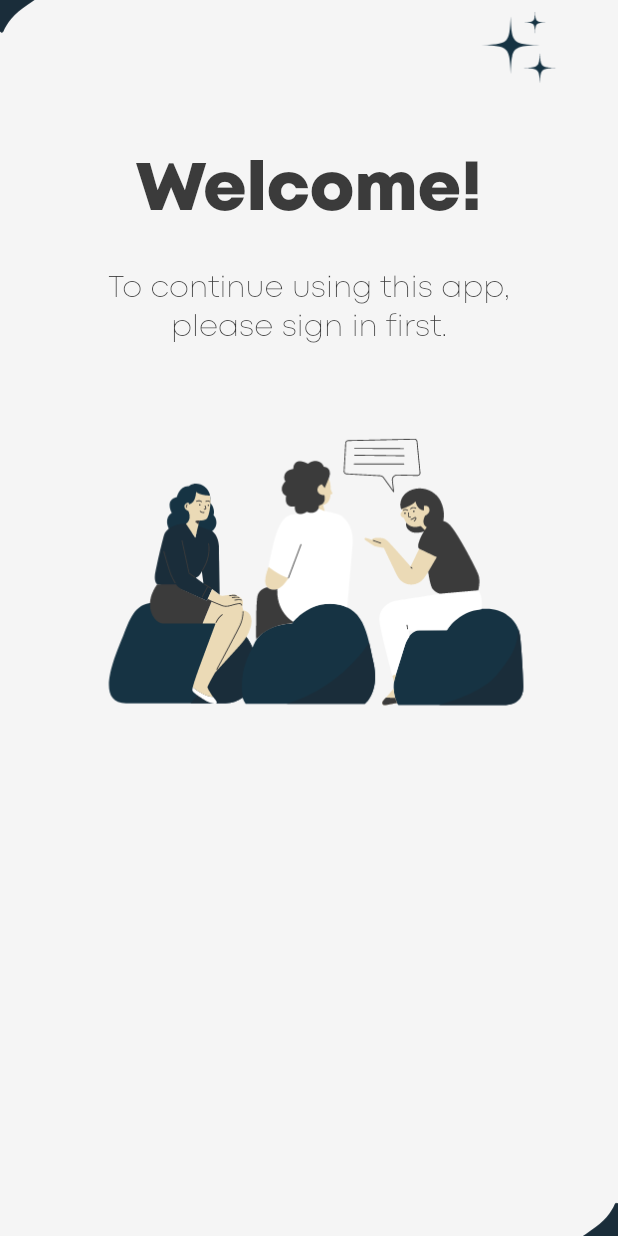
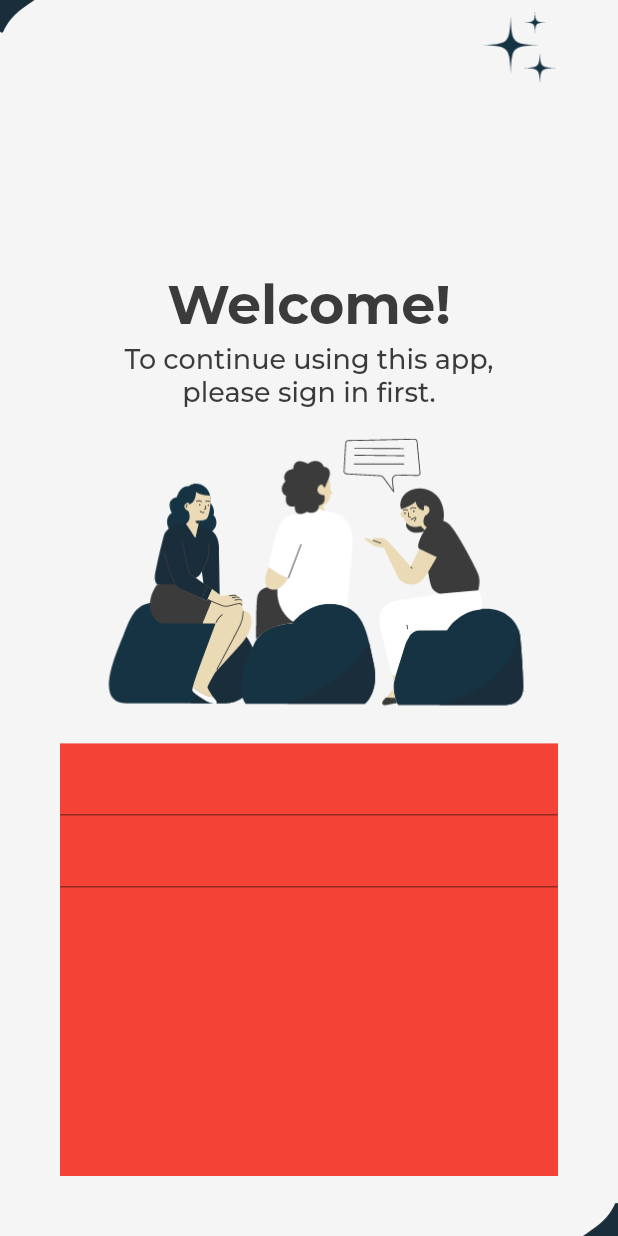
Before and after one commit to efat1531/online_election_system, a Flutter app: the screen it shows after launch, after a tap on "Login", on a phone screen of 412 x 824 dp. Run offline on Flutter 3.47's test engine with Material 2 defaults, Android fonts, the light colour scheme and no system bars; our stand-ins replace google_fonts.

Commit message:
Added google fonts and signin UI- Incomplete

```diff
--- a/lib/screens/loginScreen/login_screen.dart
+++ b/lib/screens/loginScreen/login_screen.dart
@@ -1,10 +1,16 @@
 import 'package:flutter/material.dart';
+import 'package:google_fonts/google_fonts.dart';
 import '../../constants/color_constants.dart';
 
-class LoginScreen extends StatelessWidget {
+class LoginScreen extends StatefulWidget {
   static String routeName = '/login';
   const LoginScreen({super.key});
 
+  @override
+  State<LoginScreen> createState() => _LoginScreenState();
+}
+
+class _LoginScreenState extends State<LoginScreen> {
   @override
   Widget build(BuildContext context) {
     return Scaffold(
@@ -19,23 +25,22 @@ class LoginScreen extends StatelessWidget {
             ),
           ),
           Positioned.fill(
-            top: MediaQuery.of(context).size.height * 0.12,
+            top: MediaQuery.of(context).size.height * 0.22,
             //left: MediaQuery.of(context).size.width * 0.25,
-            child: const Align(
+            child: Align(
               alignment: Alignment.topCenter,
               child: Text(
                 'Welcome!',
-                style: TextStyle(
+                style: GoogleFonts.montserrat(
+                  fontSize: 36,
+                  fontWeight: FontWeight.bold,
                   color: k3B3B3B,
-                  fontFamily: 'Mont',
-                  fontSize: 45,
-                  fontWeight: FontWeight.bold,
                 ),
               ),
             ),
           ),
           Positioned.fill(
-            top: MediaQuery.of(context).size.height * 0.20,
+            top: MediaQuery.of(context).size.height * 0.26,
             child: Align(
               alignment: Alignment.topCenter,
               child: Container(
@@ -46,15 +51,35 @@ class LoginScreen extends StatelessWidget {
                   vertical: 15,
                   horizontal: 20,
                 ),
-                child: const Text(
+                child: Text(
                   'To continue using this app,  please sign in first.',
-                  style: TextStyle(
-                    fontFamily: 'Mont',
-                    fontSize: 20,
+                  style: GoogleFonts.montserrat(
                     fontWeight: FontWeight.w500,
+                    fontSize: 18,
                     color: k3B3B3B,
                   ),
                   textAlign: TextAlign.center,
+                ),
+              ),
+            ),
+          ),
+          Positioned(
+            bottom: 40,
+            right: 40,
+
+            child: SafeArea(
+              child: Form(
+                child: Container(
+                  height: MediaQuery.of(context).size.height*0.35,
+                  width: MediaQuery.of(context).size.width-80,
+                  color:Colors.red,
+                  child: Column(
+                    children: [
+                      TextFormField(),
+                      SizedBox(),
+                      TextFormField(),
+                    ],
+                  ),
                 ),
               ),
             ),
--- a/pubspec.yaml
+++ b/pubspec.yaml
@@ -35,6 +35,7 @@ dependencies:
   # The following adds the Cupertino Icons font to your application.
   # Use with the CupertinoIcons class for iOS style icons.
   cupertino_icons: ^1.0.2
+  google_fonts: ^5.0.0
 
 dev_dependencies:
   flutter_test:
```
Also changed, not shown: pubspec.lock, 1 other file.
